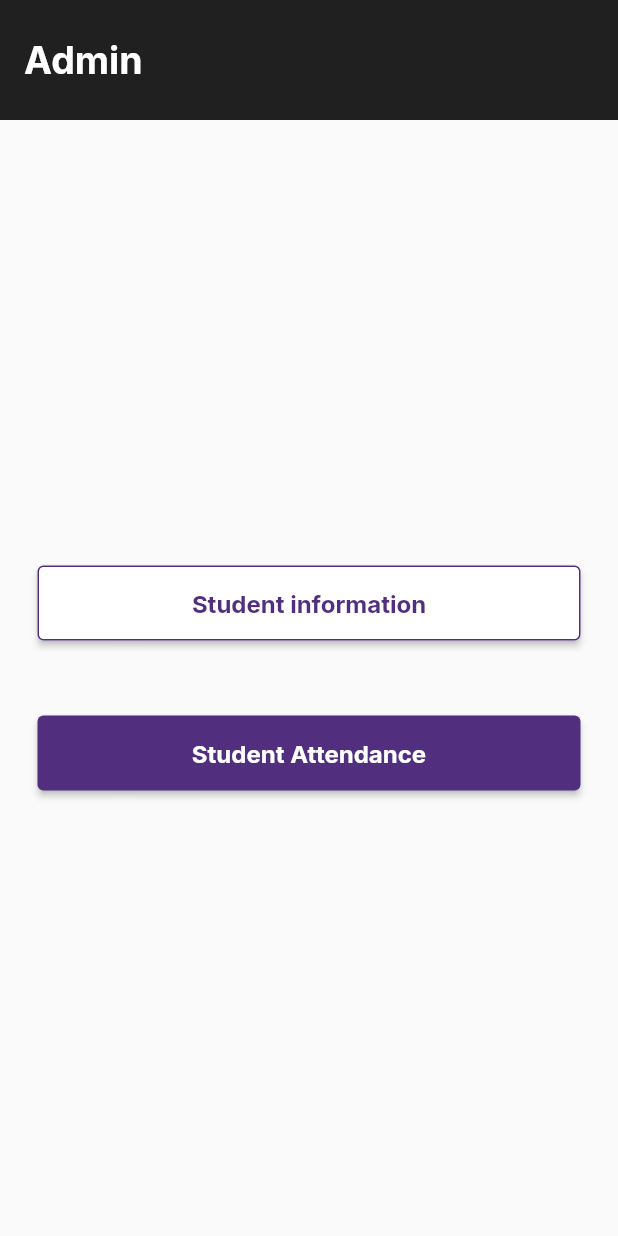
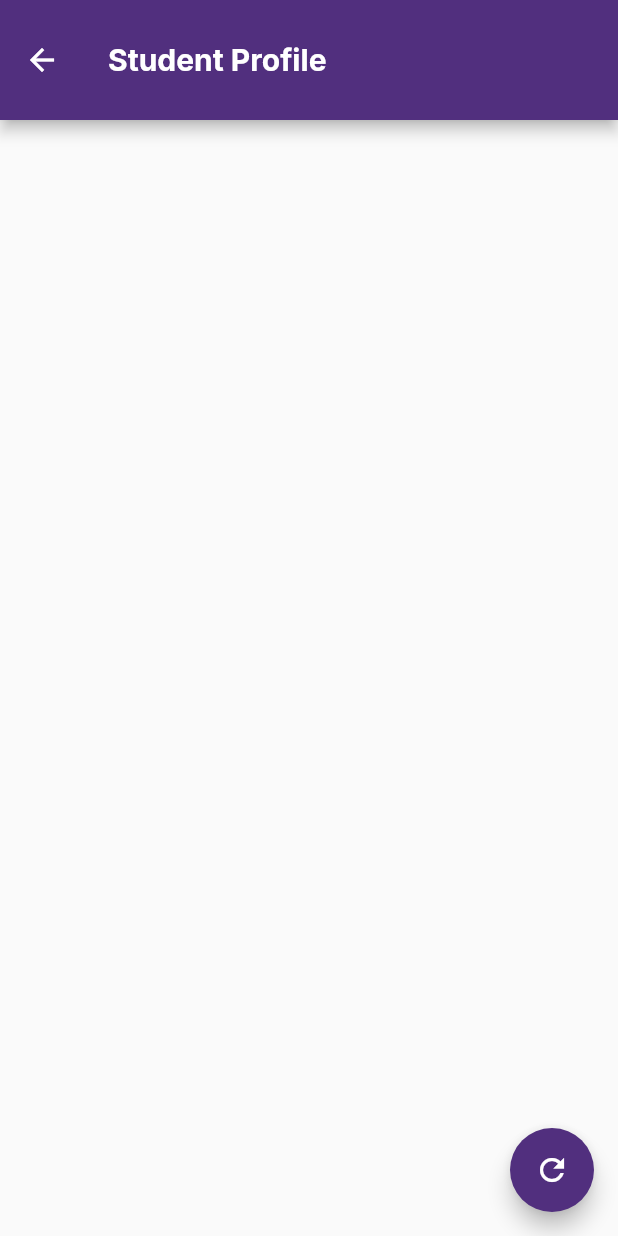
Before and after one commit to Contro1-cs/MIT-Bus-App, a Flutter app: the AdminView screen opened directly, after a tap on "Student information", on a phone screen of 412 x 824 dp. Run offline on Flutter 3.47's test engine with Material 2 defaults, Android fonts, the phone set to English and light mode, and no system bars; our stand-ins replace carousel_slider, cloud_firestore, firebase_auth, firebase_core, firebase_storage, flutter_svg and 4 more; accounts and stored records are empty.

Commit message:
fetching username on admin side app

```diff
--- a/lib/admin/admin_view.dart
+++ b/lib/admin/admin_view.dart
@@ -1,6 +1,7 @@
 import 'package:flutter/material.dart';
 import 'package:google_fonts/google_fonts.dart';
 import 'package:mit_bus_app/admin/student_attendance.dart';
+import 'package:mit_bus_app/admin/student_information.dart';
 import 'package:mit_bus_app/pages/landing_page.dart';
 
 class AdminView extends StatefulWidget {
@@ -45,7 +46,14 @@ class _AdminViewState extends State<AdminView> {
                   width: w,
                   padding: const EdgeInsets.symmetric(horizontal: 25),
                   child: ElevatedButton(
-                    onPressed: () {},
+                    onPressed: () {
+                      Navigator.push(
+                        context,
+                        MaterialPageRoute(
+                          builder: (context) => StudentInformation(),
+                        ),
+                      );
+                    },
                     style: ElevatedButton.styleFrom(
                       backgroundColor: Colors.white,
                       side: BorderSide(
--- a/lib/admin/student_attendance.dart
+++ b/lib/admin/student_attendance.dart
@@ -10,6 +10,8 @@ class StudentAttendance extends StatefulWidget {
 class _StudentAttendanceState extends State<StudentAttendance> {
   @override
   Widget build(BuildContext context) {
-    return const Placeholder();
+    return const Scaffold(
+
+    );
   }
 }
--- /dev/null
+++ b/lib/admin/student_information.dart
@@ -0,0 +1,95 @@
+import 'package:flutter/material.dart';
+import 'package:cloud_firestore/cloud_firestore.dart';
+import 'package:google_fonts/google_fonts.dart';
+import 'package:mit_bus_app/pages/landing_page.dart';
+
+class StudentInformation extends StatefulWidget {
+  @override
+  _StudentInformationState createState() => _StudentInformationState();
+}
+
+class _StudentInformationState extends State<StudentInformation> {
+  Future<void> _refreshData() async {
+    // Add your data refreshing logic here
+    // For example, you can re-fetch data from Firestore
+    setState(() {
+      // Update state variables or fetch data from Firestore again
+    });
+  }
+
+  @override
+  Widget build(BuildContext context) {
+    return Scaffold(
+      appBar: AppBar(
+        toolbarHeight: 80,
+        backgroundColor: purple,
+        title: Text(
+          "Student Profile",
+          style: GoogleFonts.inter(
+            color: Colors.white,
+            fontWeight: FontWeight.bold,
+            fontSize: 20,
+          ),
+        ),
+      ),
+      body: Container(
+        margin: const EdgeInsets.all(15),
+        child: StreamBuilder<QuerySnapshot>(
+          stream: FirebaseFirestore.instance.collection('users').snapshots(),
+          builder:
+              (BuildContext context, AsyncSnapshot<QuerySnapshot> snapshot) {
+            if (snapshot.hasError) {
+              return const Text('Something went wrong');
+            }
+
+            if (snapshot.connectionState == ConnectionState.waiting) {
+              return const Center(
+                child: CircularProgressIndicator(),
+              );
+            }
+
+            final users = snapshot.data!.docs;
+
+            return ListView.builder(
+              itemCount: users.length,
+              itemBuilder: (BuildContext context, int index) {
+                final user = users[index];
+                final userName = user['userName'] as String;
+                final userType = user['userType'] as String;
+                final type = userType == 'Student' ? 'S' : 'F';
+
+                return ListTile(
+                  title: Text(userName),
+                  leading: Container(
+                    height: 50,
+                    width: 50,
+                    alignment: Alignment.center,
+                    decoration: BoxDecoration(
+                      color: purple,
+                      shape: BoxShape.circle,
+                    ),
+                    child: Text(
+                      type,
+                      style: GoogleFonts.inter(
+                        color: userType == 'Student'
+                            ? Colors.white
+                            : Colors.yellow,
+                        fontWeight: FontWeight.bold,
+                        fontSize: 22,
+                      ),
+                    ),
+                  ),
+                );
+              },
+            );
+          },
+        ),
+      ),
+      floatingActionButton: FloatingActionButton(
+        onPressed: _refreshData,
+        backgroundColor: purple,
+        child: const Icon(Icons.refresh),
+      ),
+    );
+  }
+}
--- a/lib/pages/home/faculty_home.dart
+++ b/lib/pages/home/faculty_home.dart
@@ -51,7 +51,7 @@ class _FacultyHomeState extends State<FacultyHome> {
         Column(
           children: [
             Text(
-              widget.data['facultyName']
+              widget.data['userName']
                   .split(" ")
                   .map((word) => word[0].toUpperCase() + word.substring(1))
                   .join(" "),
--- a/lib/pages/home/faculty_profile.dart
+++ b/lib/pages/home/faculty_profile.dart
@@ -33,7 +33,7 @@ class _FacultyProfileState extends State<FacultyProfile> {
       return users
           .doc(uid)
           .update({
-            'facultyName': _facultyName.text,
+            'userName': _facultyName.text,
             'college': _college.text,
             'pickupArea': _pickupArea.text,
             'pickupPoint': _pickupPoint.text,
@@ -126,7 +126,7 @@ class _FacultyProfileState extends State<FacultyProfile> {
           if (snapshot.connectionState == ConnectionState.done) {
             Map<String, dynamic> data =
                 snapshot.data!.data() as Map<String, dynamic>;
-            _facultyName.text = data['facultyName'];
+            _facultyName.text = data['userName'];
             _college.text = data['college'];
             _pickupArea.text = data['pickupArea'];
             _pickupPoint.text = data['pickupPoint'];
@@ -160,7 +160,7 @@ class _FacultyProfileState extends State<FacultyProfile> {
                       const SizedBox(height: 30),
                       GestureDetector(
                         onTap: () {
-                          if (_facultyName.text != data['facultyName'] ||
+                          if (_facultyName.text != data['userName'] ||
                               _college != data['college'] ||
                               _pickupArea.text != data['pickupArea'] ||
                               _pickupPoint.text != data['pickupPoint']) {
--- a/lib/pages/home/student_home.dart
+++ b/lib/pages/home/student_home.dart
@@ -51,7 +51,7 @@ class _StudentHomeState extends State<StudentHome> {
         Column(
           children: [
             Text(
-              widget.data['studentName']
+              widget.data['userName']
                   .split(" ")
                   .map((word) => word[0].toUpperCase() + word.substring(1))
                   .join(" "),
--- a/lib/pages/user onborading/faculty_registeration.dart
+++ b/lib/pages/user onborading/faculty_registeration.dart
@@ -36,7 +36,7 @@ class _FacultyRegistrationState extends State<FacultyRegistration> {
 
     Future<void> addFacultyData() {
       return users.doc(uid).set({
-        'facultyName': _facultyname.text
+        'userName': _facultyname.text
             .trim()
             .split(" ")
             .map((word) => word[0].toUpperCase() + word.substring(1))
--- a/lib/pages/user onborading/student_registeration.dart
+++ b/lib/pages/user onborading/student_registeration.dart
@@ -19,7 +19,7 @@ class StudentRegistration extends StatefulWidget {
 }
 
 bool _termsNcondition = false;
-TextEditingController name = TextEditingController();
+TextEditingController name = TextEditingController(text: '');
 
 class _StudentRegistrationState extends State<StudentRegistration> {
   var _college = college[0];
@@ -29,8 +29,6 @@ class _StudentRegistrationState extends State<StudentRegistration> {
 
   @override
   Widget build(BuildContext context) {
-
-
     // var h = MediaQuery.of(context).size.height;
     var w = MediaQuery.of(context).size.width;
     return WillPopScope(
```
Also changed, not shown: lib/pages/home/student_profile.dart (+4 -4 lines), lib/pages/user onborading/login_page.dart (+6 -4 lines), lib/pages/user onborading/parents_info.dart (+4 -4 lines).
